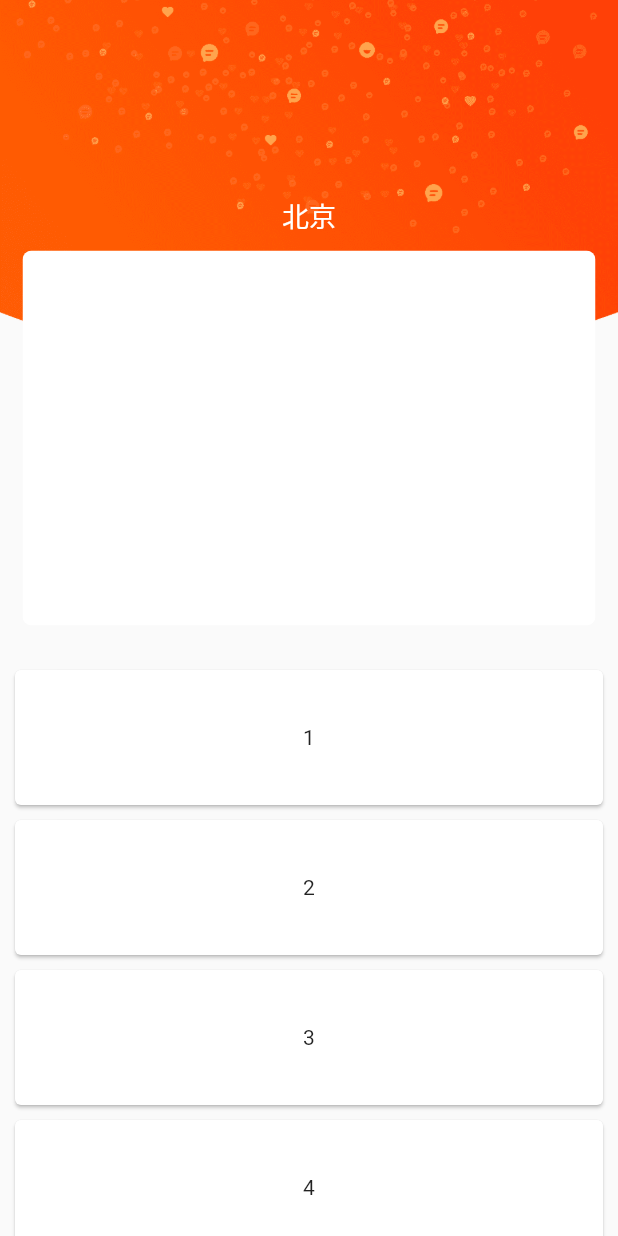
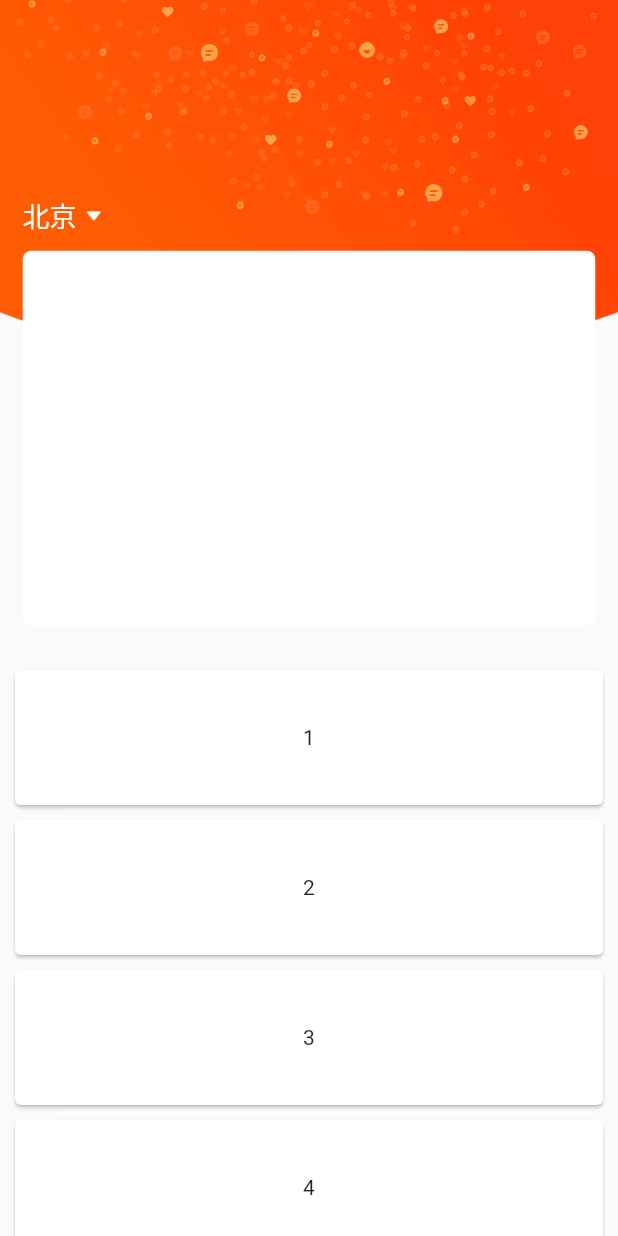
Before and after one commit to kuangzhongwen/wuba_home_tab_flutter, a Flutter app: the screen it shows after launch, on a phone screen of 412 x 824 dp. Run offline on Flutter 3.47's test engine with Material 2 defaults, Android fonts, the phone set to English and light mode, and no system bars; drawn by our look-alikes of pull_to_refresh.

Commit message:
城市 text widget 优化

```diff
--- a/lib/SelectCityText.dart
+++ b/lib/SelectCityText.dart
@@ -1,9 +1,7 @@
-
 import 'package:flutter/cupertino.dart';
 import 'package:flutter/material.dart';
 
 class SelectCityText extends StatefulWidget {
-
   @override
   State<StatefulWidget> createState() {
     return _SelectCityState();
@@ -11,21 +9,26 @@ class SelectCityText extends StatefulWidget {
 }
 
 class _SelectCityState extends State<SelectCityText> {
-
   String selectCity = '北京';
 
   @override
   Widget build(BuildContext context) {
-    return Padding(
-      padding: const EdgeInsets.fromLTRB(0.0, 10.0, 0.0, 10.0),
-      child: Text(
-          selectCity,
-          textAlign: TextAlign.left,
-          style: TextStyle(
-              fontSize: 18.0,
-              color: Colors.white
-          )
-      )
-    );
+    return Row(children: <Widget>[
+      Padding(
+          padding: const EdgeInsets.fromLTRB(0.0, 10.0, 0.0, 10.0),
+          child: GestureDetector(
+              onTap: () {
+                print("onTap city text.");
+              },
+              child: Text(
+                selectCity,
+                textAlign: TextAlign.left,
+                style: TextStyle(fontSize: 18.0, color: Colors.white),
+              ))),
+      Padding(
+          padding: const EdgeInsets.fromLTRB(5, 0.0, 0.0, 0.0),
+          child: Image.asset("images/ic_location_down_white.png",
+              width: 13, height: 13))
+    ]);
   }
 }
```
Also changed, not shown: images/ic_location_down_white.png (added).
